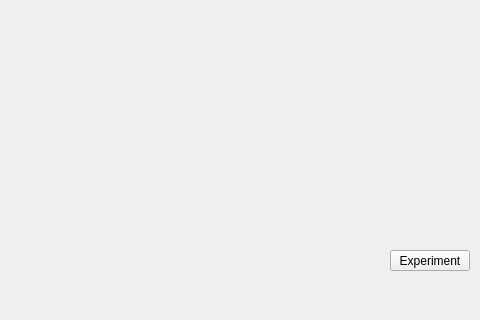
First picture: the form in mainwindow.ui, repository DmitryMI/QtDrawingTest, before the edit; both pictures show x 220 to 700 and y 280 to 600 of the 800 by 600 pixel window.
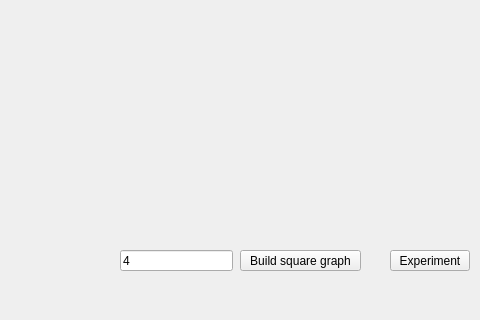
Second picture: the form after the edit.

Commit message: Square graph drawing implemented

Diff of the .ui file:
```diff
--- a/mainwindow.ui
+++ b/mainwindow.ui
@@ -53,6 +53,32 @@
      <string>Experiment</string>
     </property>
    </widget>
+   <widget class="QPushButton" name="buildSquareGraph">
+    <property name="geometry">
+     <rect>
+      <x>460</x>
+      <y>530</y>
+      <width>121</width>
+      <height>21</height>
+     </rect>
+    </property>
+    <property name="text">
+     <string>Build square graph</string>
+    </property>
+   </widget>
+   <widget class="QLineEdit" name="squareGraphSizeBox">
+    <property name="geometry">
+     <rect>
+      <x>340</x>
+      <y>530</y>
+      <width>113</width>
+      <height>21</height>
+     </rect>
+    </property>
+    <property name="text">
+     <string>4</string>
+    </property>
+   </widget>
   </widget>
   <widget class="QMenuBar" name="menubar">
    <property name="geometry">
```
Left out of the diff: 2 changed lines with no effect on the pictures. The commit also changes 11 other files.
